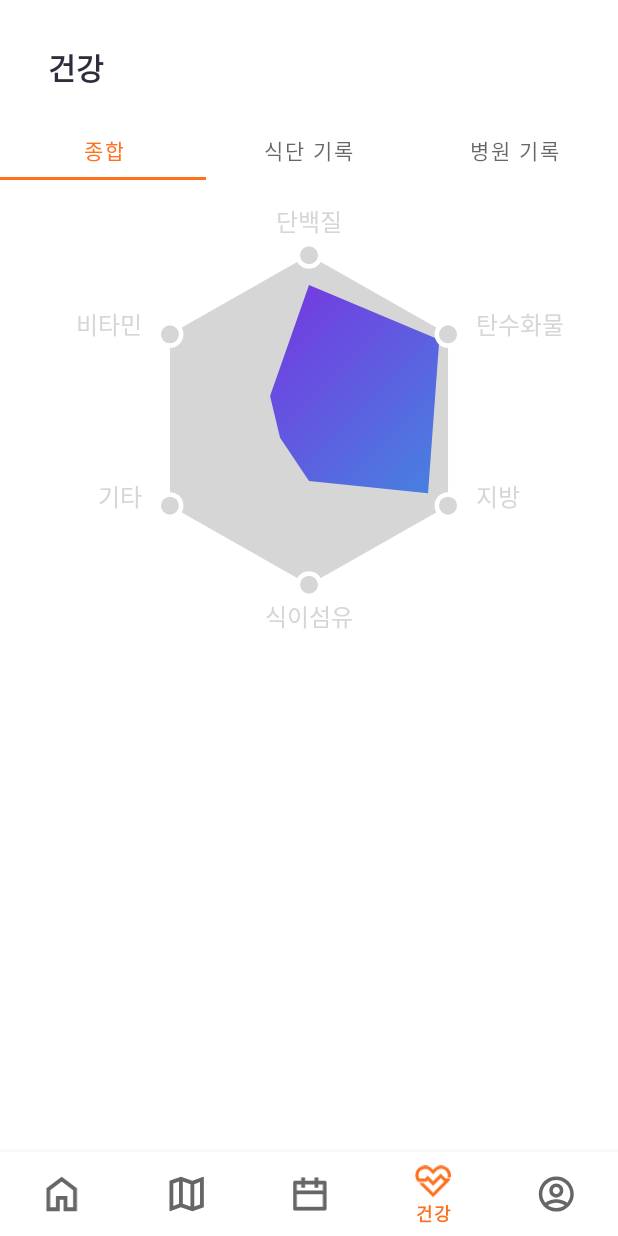
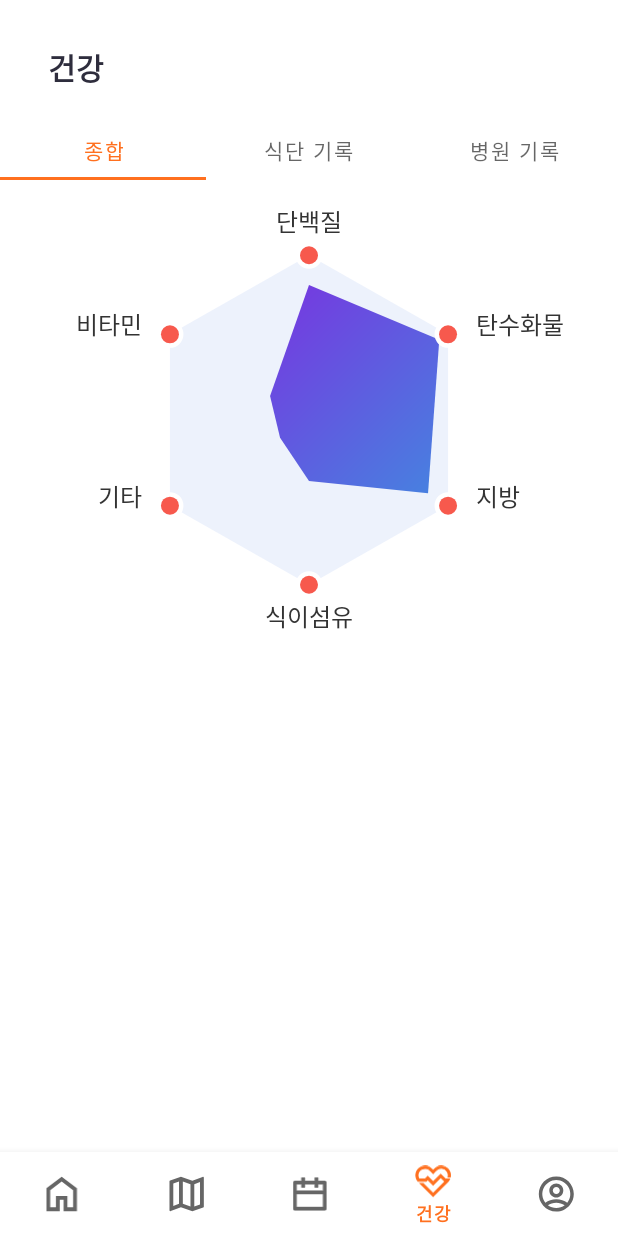
Before and after one commit to GU1D4NC3/Mobile, an Android app: the screen it shows after launch (MainActivity), item 4 of the bottom bar chosen, on a phone screen of 412 x 824 dp. Run offline under Robolectric (Android 15) with nearby library versions, the light colour scheme and no system bars; our stand-ins replace navigation-ui.

Commit message:
Resource: add Radar Colors

```diff
--- a/app/src/main/res/values/colors.xml
+++ b/app/src/main/res/values/colors.xml
@@ -1,5 +1,6 @@
 <?xml version="1.0" encoding="utf-8"?>
 <resources>
+    <!-- ANDROID DEFAULT COLOR -->
     <color name="purple_200">#FF701F</color>
     <color name="purple_500">#FF6200EE</color>
     <color name="purple_700">#FF3700B3</color>
@@ -8,13 +9,25 @@
     <color name="black">#FF000000</color>
     <color name="white">#FFFFFFFF</color>
 
+    <!-- MOMGROUND COLOR -->
     <color name="orange">#FF701F</color>
     <color name="yellow">#F4B61B</color>
 
     <color name="gray">#9494A0</color>
     <color name="gray_light">#EEEEF2</color>
 
+
+    <!-- COMMON -->
     <color name="default_black">#2E2D3D</color>
     <color name="transparent">#000000</color>
     <color name="background">#AAAAAA</color>
+
+
+    <!-- RADAR CHART -->
+    <color name="coral">#f7594d</color>
+    <color name="cool_black">#333333</color>
+    <color name="dark_sky_blue_two_10">#194a7ce0</color>
+    <color name="dark_sky_blue_three">#3d91e0</color>
+    <color name="burple_two">#8520e0</color>
+    <color name="burple_dark_sky_blue">#6258E0</color>
 </resources>
```
